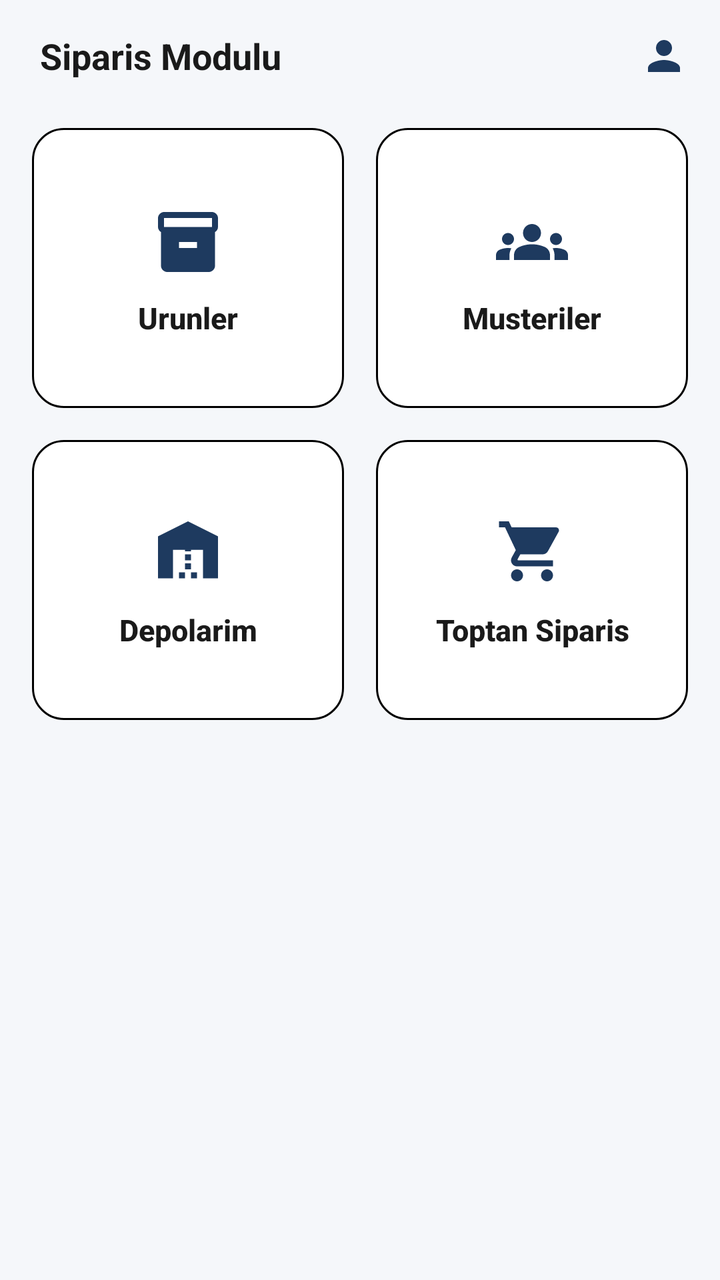
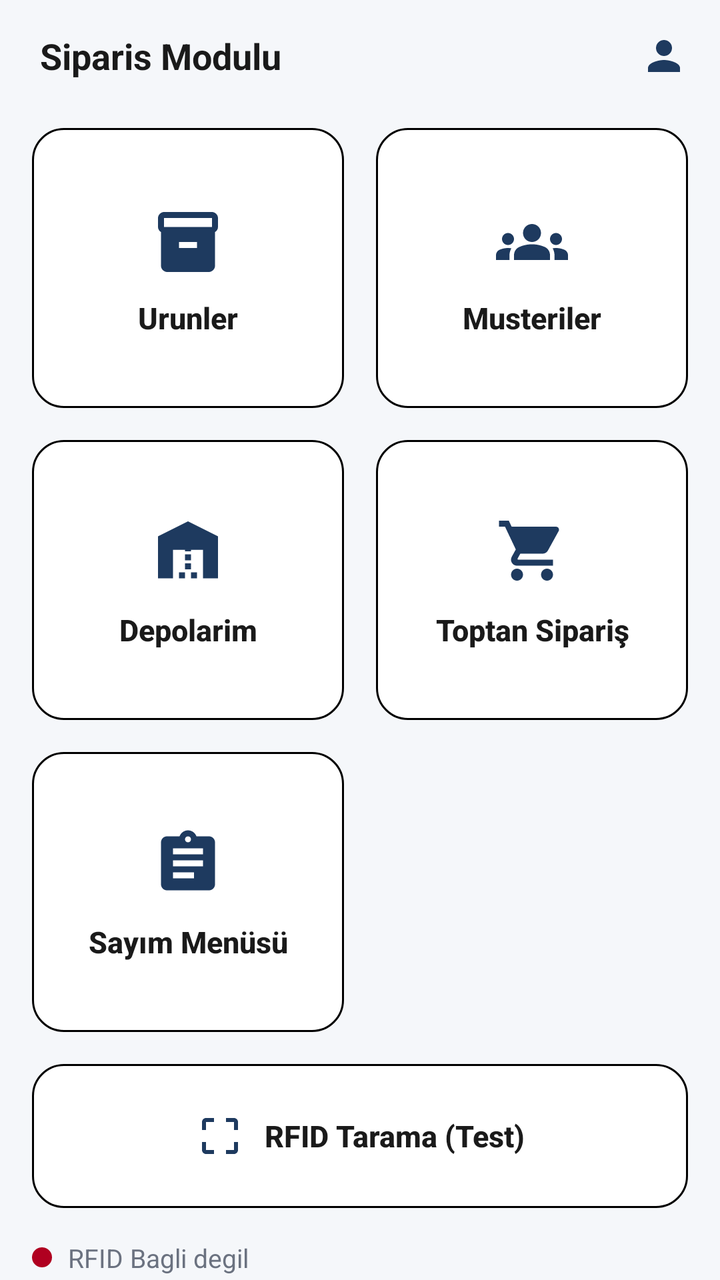

Two renders of the same Android screen: before a commit and after it. Below are the layout's source before the change and the commit's diff.
<!-- AndroidManifest.xml: application theme Theme.ArmineOrderModule -->
<!-- res/layout/activity_main.xml -->
<?xml version="1.0" encoding="utf-8"?>
<LinearLayout xmlns:android="http://schemas.android.com/apk/res/android"
    xmlns:app="http://schemas.android.com/apk/res-auto"
    android:layout_width="match_parent"
    android:layout_height="match_parent"
    android:orientation="vertical"
    android:background="@color/login_background">

    <LinearLayout
        android:layout_width="match_parent"
        android:layout_height="56dp"
        android:gravity="center_vertical"
        android:orientation="horizontal"
        android:paddingStart="20dp"
        android:paddingEnd="8dp">

        <TextView
            android:layout_width="0dp"
            android:layout_height="wrap_content"
            android:layout_weight="1"
            android:text="@string/main_menu_header"
            android:textColor="@color/login_title"
            android:textSize="18sp"
            android:textStyle="bold" />

        <ImageButton
            android:id="@+id/btnProfile"
            android:layout_width="40dp"
            android:layout_height="40dp"
            android:background="?attr/selectableItemBackgroundBorderless"
            android:contentDescription="@string/profile_button"
            android:padding="6dp"
            android:scaleType="centerInside"
            android:src="@drawable/ic_profile" />
    </LinearLayout>

    <LinearLayout
        android:layout_width="match_parent"
        android:layout_height="wrap_content"
        android:orientation="vertical"
        android:paddingStart="16dp"
        android:paddingEnd="16dp"
        android:paddingTop="8dp"
        android:paddingBottom="16dp">

        <LinearLayout
            android:layout_width="match_parent"
            android:layout_height="wrap_content"
            android:orientation="horizontal">

            <com.google.android.material.button.MaterialButton
                android:id="@+id/btnProducts"
                style="@style/Widget.Armine.MenuButton"
                android:layout_width="0dp"
                android:layout_height="140dp"
                android:layout_marginEnd="8dp"
                android:layout_weight="1"
                android:text="@string/menu_products"
                app:icon="@drawable/ic_menu_products" />

            <com.google.android.material.button.MaterialButton
                android:id="@+id/btnCustomers"
                style="@style/Widget.Armine.MenuButton"
                android:layout_width="0dp"
                android:layout_height="140dp"
                android:layout_marginStart="8dp"
                android:layout_weight="1"
                android:text="@string/menu_customers"
                app:icon="@drawable/ic_menu_customers" />
        </LinearLayout>

        <LinearLayout
            android:layout_width="match_parent"
            android:layout_height="wrap_content"
            android:layout_marginTop="16dp"
            android:orientation="horizontal">

            <com.google.android.material.button.MaterialButton
                android:id="@+id/btnWarehouses"
                style="@style/Widget.Armine.MenuButton"
                android:layout_width="0dp"
                android:layout_height="140dp"
                android:layout_marginEnd="8dp"
                android:layout_weight="1"
                android:text="@string/menu_warehouses"
                app:icon="@drawable/ic_menu_warehouses" />

            <com.google.android.material.button.MaterialButton
                android:id="@+id/btnWholesaleOrder"
                style="@style/Widget.Armine.MenuButton"
                android:layout_width="0dp"
                android:layout_height="140dp"
                android:layout_marginStart="8dp"
                android:layout_weight="1"
                android:text="@string/menu_wholesale_order"
                app:icon="@drawable/ic_menu_order" />
        </LinearLayout>
    </LinearLayout>
</LinearLayout>
<!-- resources referenced by this layout -->
<resources>
  <color name="login_background">#FFF5F7FA</color>
  <color name="login_title">#FF1A1A1A</color>
  <!-- drawable ic_menu_products (drawable) -->
  <?xml version="1.0" encoding="utf-8"?>
  <vector xmlns:android="http://schemas.android.com/apk/res/android"
      android:width="24dp"
      android:height="24dp"
      android:viewportWidth="24"
      android:viewportHeight="24">
      
      <path
          android:fillColor="#FF000000"
          android:pathData="M20,2H4C3,2 2,2.9 2,4v3.01C2,7.73 2.43,8.35 3,8.7V20c0,1.1 1.1,2 2,2h14c0.9,0 2,-0.9 2,-2V8.7c0.57,-0.35 1,-0.97 1,-1.69V4C22,2.9 21,2 20,2zM15,14H9v-2h6V14zM20,7H4V4h16V7z" />
  </vector>
  <!-- drawable ic_menu_warehouses (drawable) -->
  <?xml version="1.0" encoding="utf-8"?>
  <vector xmlns:android="http://schemas.android.com/apk/res/android"
      android:width="24dp"
      android:height="24dp"
      android:viewportWidth="24"
      android:viewportHeight="24">
      
      <path
          android:fillColor="#FF000000"
          android:pathData="M22,21V7L12,2L2,7v14h5v-9.5h10V21H22zM11,19H9v2h2V19zM13,16h-2v2h2V16zM13,13h-2v2h2V13zM13,10h-2v2h2V10zM15,19h-2v2h2V19z" />
  </vector>
  <!-- drawable ic_profile (drawable) -->
  <?xml version="1.0" encoding="utf-8"?>
  <vector xmlns:android="http://schemas.android.com/apk/res/android"
      android:width="24dp"
      android:height="24dp"
      android:viewportWidth="24"
      android:viewportHeight="24">
      <path
          android:fillColor="#FF1E3A5F"
          android:pathData="M12,12c2.21,0 4,-1.79 4,-4s-1.79,-4 -4,-4 -4,1.79 -4,4 1.79,4 4,4zM12,14c-2.67,0 -8,1.34 -8,4v2h16v-2c0,-2.66 -5.33,-4 -8,-4z" />
  </vector>
  <string name="main_menu_header">Siparis Modulu</string>
  <string name="menu_customers">Musteriler</string>
  <string name="menu_products">Urunler</string>
  <string name="menu_warehouses">Depolarim</string>
  <string name="menu_wholesale_order">Toptan Siparis</string>
  <string name="profile_button">Profil</string>
  <color name="white">#FFFFFFFF</color>
  <color name="black">#FF000000</color>
  <color name="login_primary">#FF1E3A5F</color>
  <color name="purple_500">#FF6200EE</color>
  <color name="purple_700">#FF3700B3</color>
  <color name="teal_200">#FF03DAC5</color>
  <color name="teal_700">#FF018786</color>
  <!-- unchanged entries left out for length: 4 -->
</resources>

<!-- the commit's change to res/layout/activity_main.xml (unified diff, before → after) -->
@@ -95,5 +95,70 @@
                 android:text="@string/menu_wholesale_order"
                 app:icon="@drawable/ic_menu_order" />
         </LinearLayout>
+
+        <LinearLayout
+            android:layout_width="match_parent"
+            android:layout_height="wrap_content"
+            android:layout_marginTop="16dp"
+            android:orientation="horizontal">
+
+            <com.google.android.material.button.MaterialButton
+                android:id="@+id/btnInventory"
+                style="@style/Widget.Armine.MenuButton"
+                android:layout_width="0dp"
+                android:layout_height="140dp"
+                android:layout_marginEnd="8dp"
+                android:layout_weight="1"
+                android:text="@string/menu_inventory"
+                app:icon="@drawable/ic_menu_inventory" />
+
+            <View
+                android:layout_width="0dp"
+                android:layout_height="140dp"
+                android:layout_marginStart="8dp"
+                android:layout_weight="1" />
+        </LinearLayout>
+
+        <com.google.android.material.button.MaterialButton
+            android:id="@+id/btnRfidScan"
+            style="@style/Widget.Armine.MenuButton"
+            android:layout_width="match_parent"
+            android:layout_height="72dp"
+            android:layout_marginTop="16dp"
+            android:text="@string/menu_rfid_scan"
+            app:icon="@drawable/ic_menu_rfid"
+            app:iconGravity="textStart"
+            app:iconPadding="10dp"
+            app:iconSize="24dp" />
+    </LinearLayout>
+
+    <View
+        android:layout_width="match_parent"
+        android:layout_height="0dp"
+        android:layout_weight="1" />
+
+    <LinearLayout
+        android:layout_width="match_parent"
+        android:layout_height="wrap_content"
+        android:orientation="horizontal"
+        android:gravity="center_vertical|start"
+        android:paddingStart="16dp"
+        android:paddingEnd="16dp"
+        android:paddingBottom="14dp">
+
+        <View
+            android:id="@+id/dotRfidStatus"
+            android:layout_width="10dp"
+            android:layout_height="10dp"
+            android:layout_marginEnd="8dp"
+            android:background="@drawable/bg_dot_red" />
+
+        <TextView
+            android:id="@+id/tvRfidStatus"
+            android:layout_width="wrap_content"
+            android:layout_height="wrap_content"
+            android:text="@string/main_rfid_status_disconnected"
+            android:textColor="@color/login_subtitle"
+            android:textSize="13sp" />
     </LinearLayout>
 </LinearLayout>
<!-- resource entries referenced after the edit -->
@@ -1,7 +1,26 @@
 <!-- resources referenced by this layout -->
 <resources>
   <color name="login_background">#FFF5F7FA</color>
+  <color name="login_subtitle">#FF6B7280</color>
   <color name="login_title">#FF1A1A1A</color>
+  <!-- drawable bg_dot_red (drawable) -->
+  <?xml version="1.0" encoding="utf-8"?>
+  <shape xmlns:android="http://schemas.android.com/apk/res/android"
+      android:shape="oval">
+      <solid android:color="@color/login_error" />
+  </shape>
+  <!-- drawable ic_menu_inventory (drawable) -->
+  <?xml version="1.0" encoding="utf-8"?>
+  <vector xmlns:android="http://schemas.android.com/apk/res/android"
+      android:width="24dp"
+      android:height="24dp"
+      android:viewportWidth="24"
+      android:viewportHeight="24">
+      
+      <path
+          android:fillColor="#FF000000"
+          android:pathData="M19,3h-4.18C14.4,1.84 13.3,1 12,1c-1.3,0 -2.4,0.84 -2.82,2H5C3.9,3 3,3.9 3,5v14c0,1.1 0.9,2 2,2h14c1.1,0 2,-0.9 2,-2V5c0,-1.1 -0.9,-2 -2,-2zM12,3c0.55,0 1,0.45 1,1s-0.45,1 -1,1 -1,-0.45 -1,-1 0.45,-1 1,-1zM14,17H7v-2h7v2zM17,13H7v-2h10v2zM17,9H7V7h10v2z" />
+  </vector>
   <!-- drawable ic_menu_products (drawable) -->
   <?xml version="1.0" encoding="utf-8"?>
   <vector xmlns:android="http://schemas.android.com/apk/res/android"
@@ -13,6 +32,18 @@
       <path
           android:fillColor="#FF000000"
           android:pathData="M20,2H4C3,2 2,2.9 2,4v3.01C2,7.73 2.43,8.35 3,8.7V20c0,1.1 1.1,2 2,2h14c0.9,0 2,-0.9 2,-2V8.7c0.57,-0.35 1,-0.97 1,-1.69V4C22,2.9 21,2 20,2zM15,14H9v-2h6V14zM20,7H4V4h16V7z" />
+  </vector>
+  <!-- drawable ic_menu_rfid (drawable) -->
+  <?xml version="1.0" encoding="utf-8"?>
+  <vector xmlns:android="http://schemas.android.com/apk/res/android"
+      android:width="24dp"
+      android:height="24dp"
+      android:viewportWidth="24"
+      android:viewportHeight="24">
+      
+      <path
+          android:fillColor="#FF000000"
+          android:pathData="M3,5v4h2L5,5h4L9,3L5,3C3.9,3 3,3.9 3,5zM3,15v4c0,1.1 0.9,2 2,2h4v-2L5,19v-4L3,15zM19,19h-4v2h4c1.1,0 2,-0.9 2,-2v-4h-2L19,19zM19,3h-4v2h4v4h2L21,5C21,3.9 20.1,3 19,3z" />
   </vector>
   <!-- drawable ic_menu_warehouses (drawable) -->
   <?xml version="1.0" encoding="utf-8"?>
@@ -38,11 +69,15 @@
           android:pathData="M12,12c2.21,0 4,-1.79 4,-4s-1.79,-4 -4,-4 -4,1.79 -4,4 1.79,4 4,4zM12,14c-2.67,0 -8,1.34 -8,4v2h16v-2c0,-2.66 -5.33,-4 -8,-4z" />
   </vector>
   <string name="main_menu_header">Siparis Modulu</string>
+  <string name="main_rfid_status_disconnected">RFID Bagli degil</string>
   <string name="menu_customers">Musteriler</string>
+  <string name="menu_inventory">Sayım Menüsü</string>
   <string name="menu_products">Urunler</string>
+  <string name="menu_rfid_scan">RFID Tarama (Test)</string>
   <string name="menu_warehouses">Depolarim</string>
-  <string name="menu_wholesale_order">Toptan Siparis</string>
+  <string name="menu_wholesale_order">Toptan Sipariş</string>
   <string name="profile_button">Profil</string>
+  <color name="login_error">#FFB00020</color>
   <color name="white">#FFFFFFFF</color>
   <color name="black">#FF000000</color>
   <color name="login_primary">#FF1E3A5F</color>
